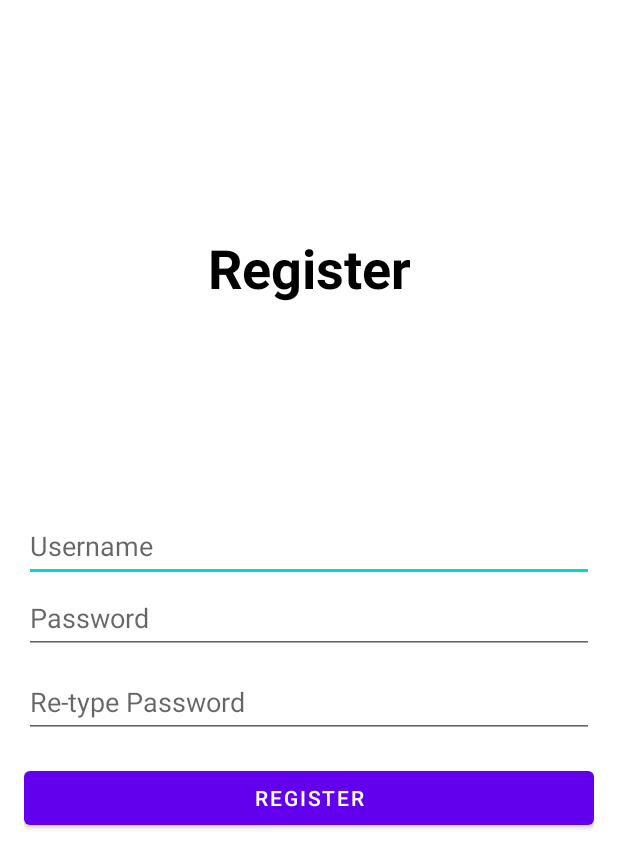
After one commit to caesarjalu/Android-To-Do-App, an Android app: the RegisterActivity screen opened directly, with no data from a screen before it, on a phone screen of 412 x 824 dp. The commit adds this screen. Shown: the top 868 px of the screen. Run offline under Robolectric (Android 15) with nearby library versions, the phone set to English and light mode, and no system bars.

Commit message:
add user feature (login and register)

```diff
--- a/app/build.gradle
+++ b/app/build.gradle
@@ -26,6 +26,9 @@ android {
         sourceCompatibility JavaVersion.VERSION_1_8
         targetCompatibility JavaVersion.VERSION_1_8
     }
+    buildFeatures {
+        viewBinding true
+    }
 }
 
 dependencies {
@@ -33,6 +36,9 @@ dependencies {
     implementation 'androidx.appcompat:appcompat:1.3.1'
     implementation 'com.google.android.material:material:1.4.0'
     implementation 'androidx.constraintlayout:constraintlayout:2.1.0'
+    implementation 'androidx.annotation:annotation:1.2.0'
+    implementation 'androidx.lifecycle:lifecycle-livedata-ktx:2.3.1'
+    implementation 'androidx.lifecycle:lifecycle-viewmodel-ktx:2.3.1'
     testImplementation 'junit:junit:4.+'
     androidTestImplementation 'androidx.test.ext:junit:1.1.3'
     androidTestImplementation 'androidx.test.espresso:espresso-core:3.4.0'
--- a/app/src/main/java/com/example/todoapp/Adapter/ToDoAdapter.java
+++ b/app/src/main/java/com/example/todoapp/Adapter/ToDoAdapter.java
@@ -42,9 +42,7 @@ public class ToDoAdapter extends RecyclerView.Adapter<ToDoAdapter.ViewHolder> {
         holder.task.setText(item.getTask());
         holder.task.setChecked(toBoolean(item.getStatus()));
 
-        holder.task.setOnCheckedChangeListener(new CompoundButton.OnCheckedChangeListener() {
-            @Override
-            public void onCheckedChanged(CompoundButton compoundButton, boolean isChecked) {
+        holder.task.setOnCheckedChangeListener((compoundButton, isChecked) -> {
             if (isChecked) {
                 db.updateStatus(item.getId(), 1);
                 holder.task.setPaintFlags(holder.task.getPaintFlags() | Paint.STRIKE_THRU_TEXT_FLAG);
@@ -55,7 +53,6 @@ public class ToDoAdapter extends RecyclerView.Adapter<ToDoAdapter.ViewHolder> {
                 holder.task.setPaintFlags(holder.task.getPaintFlags() & ~Paint.STRIKE_THRU_TEXT_FLAG);
                 holder.task.setTextColor(Color.argb(255, 0, 0, 0));
                 holder.task.setChecked(false);
-                }
             }
         });
     }
--- a/app/src/main/java/com/example/todoapp/AddNewTask.java
+++ b/app/src/main/java/com/example/todoapp/AddNewTask.java
@@ -4,6 +4,7 @@ import android.app.Activity;
 import android.content.DialogInterface;
 import android.graphics.Color;
 import android.os.Bundle;
+import android.preference.Preference;
 import android.text.Editable;
 import android.text.TextWatcher;
 import android.view.LayoutInflater;
@@ -19,6 +20,7 @@ import androidx.core.content.ContextCompat;
 
 import com.example.todoapp.Model.ToDoModel;
 import com.example.todoapp.Utils.DatabaseHandler;
+import com.example.todoapp.Utils.Preferences;
 import com.google.android.material.bottomsheet.BottomSheetDialogFragment;
 
 public class AddNewTask extends BottomSheetDialogFragment {
@@ -95,10 +97,11 @@ public class AddNewTask extends BottomSheetDialogFragment {
                 if (finalIsUpdate) {
                     db.updateTask(bundle.getInt("id"), text);
                 } else {
+                    int userId = Preferences.getLoggedInUserId(getContext());
                     ToDoModel task = new ToDoModel();
                     task.setTask(text);
                     task.setStatus(0);
-                    db.insertTask(task);
+                    db.insertTask(task, userId);
                 }
                 dismiss();
             }
--- /dev/null
+++ b/app/src/main/java/com/example/todoapp/RegisterActivity.java
@@ -0,0 +1,90 @@
+package com.example.todoapp;
+
+import androidx.appcompat.app.AppCompatActivity;
+
+import android.os.Bundle;
+import android.view.View;
+import android.widget.EditText;
+import android.widget.Toast;
+
+import com.example.todoapp.Model.UserModel;
+import com.example.todoapp.Utils.DatabaseHandler;
+
+import java.util.Objects;
+
+public class RegisterActivity extends AppCompatActivity {
+
+    private EditText etUsername, etPassword, etRePassword;
+
+    private DatabaseHandler db;
+
+    @Override
+    protected void onCreate(Bundle savedInstanceState) {
+        super.onCreate(savedInstanceState);
+        setContentView(R.layout.activity_register);
+        Objects.requireNonNull(getSupportActionBar()).hide();
+
+        db = new DatabaseHandler(this);
+
+        bindView();
+    }
+
+    private void bindView() {
+        etUsername = findViewById(R.id.etRegisterUsername);
+        etPassword = findViewById(R.id.etRegisterPassword);
+        etRePassword = findViewById(R.id.etRegisterRePassword);
+    }
+
+    public void clickRegister(View view) {
+        if (registerAuth()) {
+            String username = etUsername.getText().toString();
+            Toast.makeText(RegisterActivity.this, "User " + username + " successfully registered!", Toast.LENGTH_LONG).show();
+            super.onBackPressed();
+        }
+    }
+
+    private boolean registerAuth() {
+        String username = etUsername.getText().toString();
+        String password = etPassword.getText().toString();
+        String rePassword = etRePassword.getText().toString();
+        if (username.isEmpty()) {
+            etUsername.setError("Fill out the username!");
+            return false;
+        } else if (password.isEmpty()) {
+            etPassword.setError("Fill out the password!");
+            return false;
+        } else if (rePassword.isEmpty()) {
+            etRePassword.setError("Fill out the password!");
+            return false;
+        } else {
+            if (password.equals(rePassword)) {
+                db.openDatabase();
+                if (db.getUser(username) == null) {
+                    UserModel user = new UserModel();
+                    user.setUsername(username);
+                    user.setPassword(password);
+                    db.insertUser(user);
+                    return true;
+                } else {
+                    etUsername.setError("Username already taken!");
+                    return false;
+                }
+            } else {
+                etRePassword.setError("Password does not match!");
+                return false;
+            }
+        }
+    }
+
+    public void clickUsername(View view) {
+        etUsername.setError(null);
+    }
+
+    public void clickPassword(View view) {
+        etPassword.setError(null);
+    }
+
+    public void clickRePassword(View view) {
+        etRePassword.setError(null);
+    }
+}
--- a/app/src/main/java/com/example/todoapp/Utils/DatabaseHandler.java
+++ b/app/src/main/java/com/example/todoapp/Utils/DatabaseHandler.java
@@ -9,6 +9,7 @@ import android.database.sqlite.SQLiteOpenHelper;
 import android.util.Log;
 
 import com.example.todoapp.Model.ToDoModel;
+import com.example.todoapp.Model.UserModel;
 
 import java.util.ArrayList;
 import java.util.List;
@@ -17,13 +18,24 @@ public class DatabaseHandler extends SQLiteOpenHelper {
 
     private static final int VERSION = 1;
     private static final String NAME = "toDoListDatabase";
+    private static final String ID = "id";
+    private static final String USER_TABLE = "user";
+    private static final String USERNAME = "username";
+    private static final String PASSWORD = "password";
     private static final String TODO_TABLE = "todo";
-    private static final String ID = "id";
+    private static final String USER_ID = "user_id";
     private static final String TASK = "task";
     private static final String STATUS = "status";
-    private static final String CREATE_TODO_TABLE = "CREATE TABLE " + TODO_TABLE
-            + " (" + ID + " INTEGER PRIMARY KEY AUTOINCREMENT, "
-            + TASK + " TEXT, " + STATUS + " INTEGER)";
+    private static final String CREATE_USER_TABLE = "CREATE TABLE " + USER_TABLE + " ("
+            + ID + " INTEGER PRIMARY KEY AUTOINCREMENT, "
+            + USERNAME + " TEXT, "
+            + PASSWORD + " TEXT)";
+    private static final String CREATE_TODO_TABLE = "CREATE TABLE " + TODO_TABLE + " ("
+            + ID + " INTEGER PRIMARY KEY AUTOINCREMENT, "
+            + TASK + " TEXT, "
+            + STATUS + " INTEGER, "
+            + USER_ID + " INTEGER, "
+            + "FOREIGN KEY(" + USER_ID + ") REFERENCES " + USER_TABLE + "(" + ID + "))";
     private SQLiteDatabase db;
 
     public DatabaseHandler(Context context) {
@@ -32,12 +44,14 @@ public class DatabaseHandler extends SQLiteOpenHelper {
 
     @Override
     public void onCreate(SQLiteDatabase db) {
+        db.execSQL(CREATE_USER_TABLE);
         db.execSQL(CREATE_TODO_TABLE);
     }
 
     @Override
     public void onUpgrade(SQLiteDatabase db, int oldVersion, int newVersion) {
         //Drop the existing tables
+        db.execSQL("DROP TABLE IF EXISTS " + USER_TABLE);
         db.execSQL("DROP TABLE IF EXISTS " + TODO_TABLE);
         //Create tables again
         onCreate(db);
@@ -47,20 +61,53 @@ public class DatabaseHandler extends SQLiteOpenHelper {
         db = this.getWritableDatabase();
     }
 
-    public void insertTask(ToDoModel task) {
+    public void insertUser(UserModel user) {
         ContentValues cv = new ContentValues();
+        cv.put(USERNAME, user.getUsername());
+        cv.put(PASSWORD, user.getPassword());
+        db.insert(USER_TABLE, null, cv);
+    }
+
+    public UserModel getUser(String username) {
+        UserModel user = null;
+        Cursor cur = null;
+        db.beginTransaction();
+        try {
+            cur = db.rawQuery("select * from " + USER_TABLE +" where " +  USERNAME + "=?", new String[]{username});
+            if (cur.moveToFirst()) {
+                user = new UserModel();
+                user.setId(cur.getInt(cur.getColumnIndex(ID)));
+                user.setUsername(cur.getString(cur.getColumnIndex(USERNAME)));
+                user.setPassword(cur.getString(cur.getColumnIndex(PASSWORD)));
+            }
+        } catch (Exception e) {
+            Log.e("GET USER", "getUser: Error");
+        } finally {
+            db.endTransaction();
+            if (cur != null) {
+                cur.close();
+            }
+        }
+        return user;
+    }
+
+    public void insertTask(ToDoModel task, int userId) {
+        ContentValues cv = new ContentValues();
+        cv.put(USER_ID, userId);
         cv.put(TASK, task.getTask());
         cv.put(STATUS, 0);
         db.insert(TODO_TABLE, null, cv);
     }
 
     @SuppressLint("Range")
-    public List<ToDoModel> getAllTasks() {
+    public List<ToDoModel> getUserTasks(int userId) {
         List<ToDoModel> taskList = new ArrayList<>();
+        String stringUserId = String.valueOf(userId);
         Cursor cur = null;
         db.beginTransaction();
         try {
-            cur = db.query(TODO_TABLE, null, null, null, null, null, null, null);
+            //cur = db.query(TODO_TABLE, null, null, null, null, null, null, null);
+            cur = db.rawQuery("select * from " + TODO_TABLE +" where " + USER_ID + " =?", new String[]{stringUserId});
             if (cur != null) {
                 if (cur.moveToFirst()) {
                     do {
@@ -76,8 +123,9 @@ public class DatabaseHandler extends SQLiteOpenHelper {
             Log.e("Get All Tasks", "getAllTasks: Error");
         } finally {
             db.endTransaction();
-            assert cur != null;
-            cur.close();
+            if (cur != null) {
+                cur.close();
+            }
         }
         return taskList;
     }
--- /dev/null
+++ b/app/src/main/res/layout/activity_register.xml
@@ -0,0 +1,75 @@
+<?xml version="1.0" encoding="utf-8"?>
+<androidx.constraintlayout.widget.ConstraintLayout xmlns:android="http://schemas.android.com/apk/res/android"
+    xmlns:app="http://schemas.android.com/apk/res-auto"
+    xmlns:tools="http://schemas.android.com/tools"
+    android:layout_width="match_parent"
+    android:layout_height="match_parent"
+    android:layout_margin="16dp"
+    tools:context=".RegisterActivity">
+
+    <TextView
+        android:id="@+id/registerText"
+        android:layout_width="wrap_content"
+        android:layout_height="wrap_content"
+        android:text="Register"
+        android:textColor="@color/black"
+        android:textSize="36sp"
+        android:textStyle="bold"
+        app:layout_constraintBottom_toTopOf="@+id/etRegisterUsername"
+        app:layout_constraintEnd_toEndOf="parent"
+        app:layout_constraintStart_toStartOf="parent"
+        app:layout_constraintTop_toTopOf="parent" />
+
+    <EditText
+        android:id="@+id/etRegisterUsername"
+        android:layout_width="0dp"
+        android:layout_height="wrap_content"
+        android:ems="10"
+        android:hint="Username"
+        android:onClick="clickUsername"
+        android:inputType="textPersonName"
+        android:minHeight="48dp"
+        app:layout_constraintBottom_toTopOf="@+id/etRegisterPassword"
+        app:layout_constraintEnd_toEndOf="parent"
+        app:layout_constraintStart_toStartOf="parent" />
+
+    <EditText
+        android:id="@+id/etRegisterPassword"
+        android:layout_width="0dp"
+        android:layout_height="wrap_content"
+        android:ems="10"
+        android:hint="Password"
+        android:onClick="clickPassword"
+        android:inputType="textPassword"
+        android:minHeight="48dp"
+        app:layout_constraintBottom_toBottomOf="parent"
+        app:layout_constraintEnd_toEndOf="parent"
+        app:layout_constraintStart_toStartOf="parent"
+        app:layout_constraintTop_toTopOf="parent" />
+
+    <EditText
+        android:id="@+id/etRegisterRePassword"
+        android:layout_width="0dp"
+        android:layout_height="wrap_content"
+        android:layout_marginTop="8dp"
+        android:ems="10"
+        android:hint="Re-type Password"
+        android:onClick="clickRePassword"
+        android:inputType="textPassword"
+        android:minHeight="48dp"
+        app:layout_constraintEnd_toEndOf="parent"
+        app:layout_constraintStart_toStartOf="parent"
+        app:layout_constraintTop_toBottomOf="@+id/etRegisterPassword" />
+
+    <Button
+        android:id="@+id/btnRegister"
+        android:layout_width="0dp"
+        android:layout_height="wrap_content"
+        android:layout_marginTop="16dp"
+        android:text="register"
+        android:onClick="clickRegister"
+        app:layout_constraintEnd_toEndOf="parent"
+        app:layout_constraintStart_toStartOf="parent"
+        app:layout_constraintTop_toBottomOf="@+id/etRegisterRePassword" />
+
+</androidx.constraintlayout.widget.ConstraintLayout>
```
Also changed, not shown: app/src/main/AndroidManifest.xml (+12 -4 lines), app/src/main/java/com/example/todoapp/LoginActivity.java (added, +87 -0 lines), app/src/main/java/com/example/todoapp/MainActivity.java (+27 -16 lines), app/src/main/java/com/example/todoapp/Model/UserModel.java (added, +31 -0 lines), app/src/main/java/com/example/todoapp/SplashActivity.java (+8 -1 lines), app/src/main/java/com/example/todoapp/Utils/Preferences.java (added, +53 -0 lines), app/src/main/res/drawable/ic_baseline_logout_30.xml (added, +11 -0 lines), app/src/main/res/layout/activity_login.xml (added, +73 -0 lines), app/src/main/res/layout/activity_main.xml (+16 -1 lines), app/src/main/res/values/strings.xml (+9 -0 lines). Lines whose indentation alone changed are shown as unchanged.
